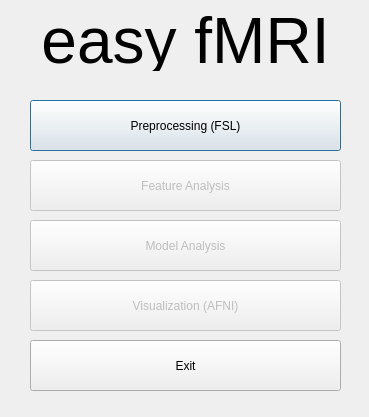
The window that frmMainMenuGUI.ui (myousefnezhad/easyfmri) describes before a commit, drawn with Qt 5.
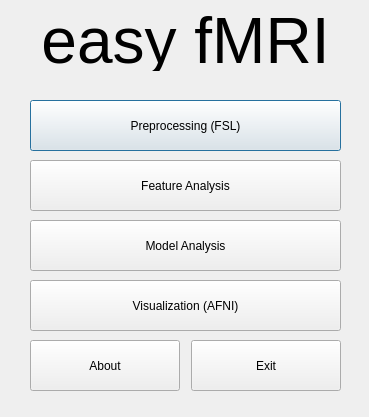
The same window after the commit.

The edit to the form file:
```diff
--- a/frmMainMenuGUI.ui
+++ b/frmMainMenuGUI.ui
@@ -48,9 +48,6 @@
    </property>
   </widget>
   <widget class="QPushButton" name="btnFeatureAnalysis">
-   <property name="enabled">
-    <bool>false</bool>
-   </property>
    <property name="geometry">
     <rect>
      <x>30</x>
@@ -64,9 +61,6 @@
    </property>
   </widget>
   <widget class="QPushButton" name="btnModelAnalysis">
-   <property name="enabled">
-    <bool>false</bool>
-   </property>
    <property name="geometry">
     <rect>
      <x>30</x>
@@ -80,9 +74,6 @@
    </property>
   </widget>
   <widget class="QPushButton" name="btnVisualization">
-   <property name="enabled">
-    <bool>false</bool>
-   </property>
    <property name="geometry">
     <rect>
      <x>30</x>
@@ -98,9 +89,9 @@
   <widget class="QPushButton" name="btnExit">
    <property name="geometry">
     <rect>
-     <x>30</x>
+     <x>191</x>
      <y>340</y>
-     <width>311</width>
+     <width>150</width>
      <height>51</height>
     </rect>
    </property>
@@ -108,6 +99,19 @@
     <string>Exit</string>
    </property>
   </widget>
+  <widget class="QPushButton" name="btnAbout">
+   <property name="geometry">
+    <rect>
+     <x>30</x>
+     <y>340</y>
+     <width>150</width>
+     <height>51</height>
+    </rect>
+   </property>
+   <property name="text">
+    <string>About</string>
+   </property>
+  </widget>
  </widget>
  <resources/>
  <connections/>
```
